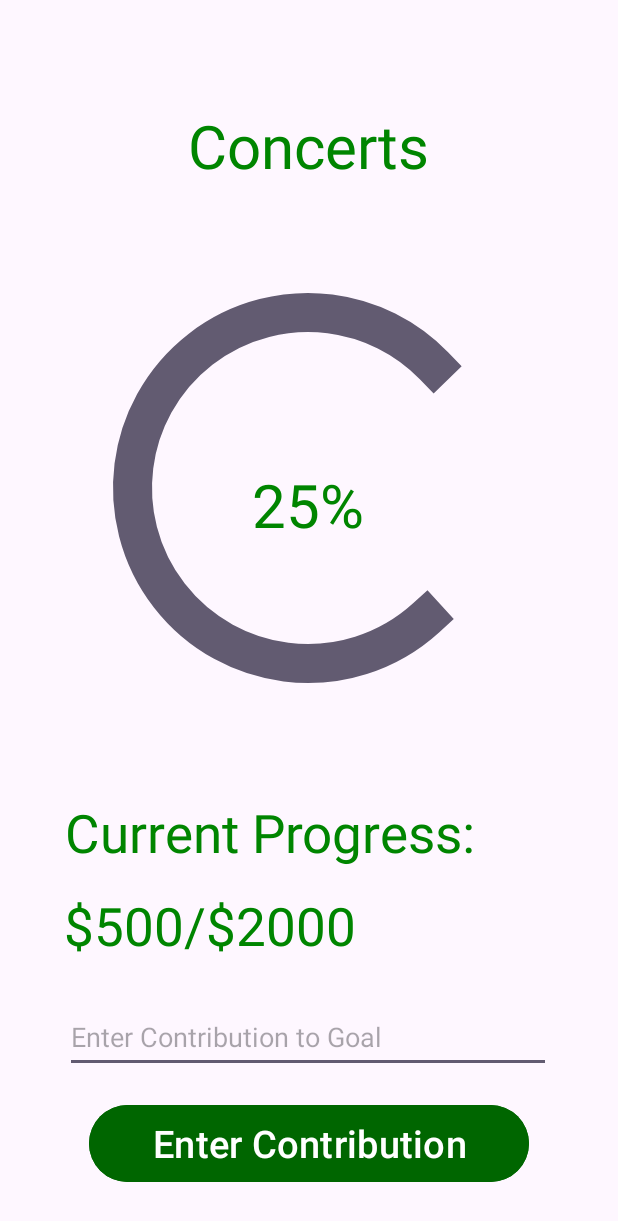
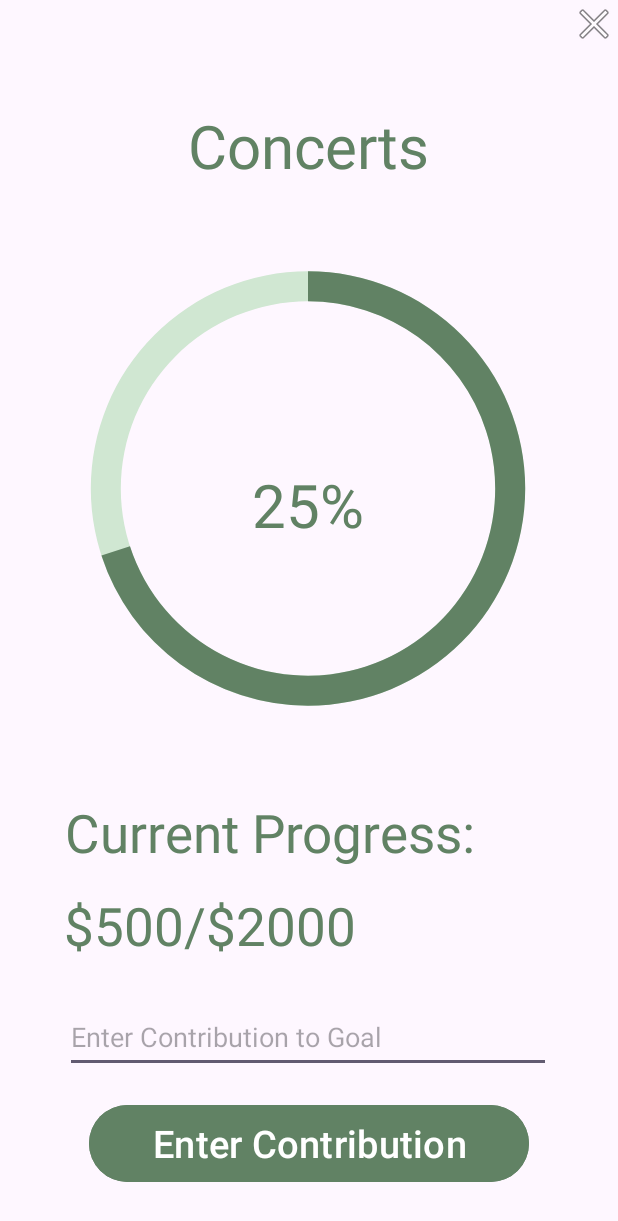
Before and after one commit to sshriyasingh/dollardash, an Android app: the layout activity_goal_overview.xml on its own in the app's theme, with its tools: preview values and no code run, on a phone screen of 412 x 824 dp. Shown: the top 1221 px of the screen. Run offline under Robolectric (Android 15) with nearby library versions, the phone set to English and light mode, and no system bars.

Commit message:
with firebase login working and circle completed

```diff
--- a/app/build.gradle.kts
+++ b/app/build.gradle.kts
@@ -1,6 +1,7 @@
 plugins {
     id("com.android.application")
     id("org.jetbrains.kotlin.android")
+    id("com.google.gms.google-services")
 }
 
 android {
@@ -42,7 +43,11 @@ dependencies {
     implementation("com.google.android.material:material:1.11.0")
     implementation("androidx.constraintlayout:constraintlayout:2.1.4")
     implementation ("com.google.android.gms:play-services-ads:23.0.0")
+    implementation("com.google.firebase:firebase-database-ktx:21.0.0")
+    implementation("com.google.firebase:firebase-auth-ktx:23.0.0")
     testImplementation("junit:junit:4.13.2")
     androidTestImplementation("androidx.test.ext:junit:1.1.5")
     androidTestImplementation("androidx.test.espresso:espresso-core:3.5.1")
+    implementation(platform("com.google.firebase:firebase-bom:33.0.0"))
+    implementation("com.google.firebase:firebase-analytics")
 }
--- a/app/src/main/AndroidManifest.xml
+++ b/app/src/main/AndroidManifest.xml
@@ -1,6 +1,8 @@
 <?xml version="1.0" encoding="utf-8"?>
 <manifest xmlns:android="http://schemas.android.com/apk/res/android"
     xmlns:tools="http://schemas.android.com/tools">
+    <uses-permission android:name="android.permission.INTERNET"/>
+    <uses-permission android:name="android.permission.ACCESS_NETWORK_STATE"/>
 
     <application
         android:allowBackup="true"
--- a/app/src/main/res/drawable/circle.xml
+++ b/app/src/main/res/drawable/circle.xml
@@ -1,20 +1,9 @@
 <?xml version="1.0" encoding="utf-8"?>
-<layer-list xmlns:android="http://schemas.android.com/apk/res/android">
-    <item>
-        <shape
-            android:shape="ring"
-            android:thicknessRatio="16"
-            android:useLevel="false">
-            <solid android:color="#DDD"/>
-        </shape>
-    </item>
-
-    <item>
-        <shape
-            android:shape="ring"
-            android:thicknessRatio="16"
-            android:useLevel="true">
-            <solid android:color="#268E50"/>
-        </shape>
-    </item>
-</layer-list>
+<shape
+    xmlns:android="http://schemas.android.com/apk/res/android"
+    android:innerRadiusRatio="2.5"
+    android:shape="ring"
+    android:thickness="20dp"
+    android:useLevel="false">
+    <solid android:color="#D0E7D2" />
+</shape>
--- /dev/null
+++ b/app/src/main/res/drawable/circular_progress.xml
@@ -0,0 +1,21 @@
+<?xml version="1.0" encoding="utf-8"?>
+<rotate
+    xmlns:android="http://schemas.android.com/apk/res/android"
+    android:fromDegrees="270"
+    android:toDegrees="270">
+    <!--styling the progress bar-->
+    <shape
+        android:innerRadiusRatio="2.5"
+        android:shape="ring"
+        android:thickness="20dp"
+        android:useLevel="true">
+        <gradient
+            android:angle="0"
+            android:endColor="#618264"
+            android:startColor="#618264"
+            android:type="sweep"
+            android:useLevel="false" />
+    </shape>
+
+
+</rotate>
--- a/app/src/main/res/layout/activity_goal_overview.xml
+++ b/app/src/main/res/layout/activity_goal_overview.xml
@@ -5,17 +5,20 @@
     android:layout_width="match_parent"
     android:layout_height="match_parent">
 
+
     <ProgressBar
         android:id="@+id/progressBar"
+        style="?android:attr/progressBarStyleHorizontal"
         android:layout_width="312dp"
         android:layout_height="326dp"
         android:layout_gravity="center_horizontal"
         android:progress="70"
-        android:progressDrawable="@drawable/circle"
+        android:indeterminate="false"
+        android:background="@drawable/circle"
+        android:progressDrawable="@drawable/circular_progress"
         tools:ignore="MissingConstraints"
         tools:layout_editor_absoluteX="48dp"
         tools:layout_editor_absoluteY="123dp"
-        tools:progress="1"
         app:layout_constraintBottom_toBottomOf="parent"
         app:layout_constraintEnd_toEndOf="parent"
         app:layout_constraintHorizontal_bias="0.494"
@@ -23,13 +26,14 @@
         app:layout_constraintTop_toTopOf="parent"
         app:layout_constraintVertical_bias="0.327"/>
 
+
     <TextView
         android:id="@+id/currPercentage"
         android:layout_width="wrap_content"
         android:layout_height="wrap_content"
         android:text="25%"
         android:textAlignment="center"
-        android:textColor="#008500"
+        android:textColor="#618264"
         android:textSize="40sp"
         app:layout_constraintBottom_toBottomOf="parent"
         app:layout_constraintEnd_toEndOf="parent"
@@ -39,13 +43,28 @@
         app:layout_constraintVertical_bias="0.402"
         tools:ignore="MissingConstraints" />
 
+
+    <ImageButton
+        android:id="@+id/closeButton"
+        android:layout_width="wrap_content"
+        android:layout_height="wrap_content"
+        android:background="@android:color/transparent"
+        android:src="@android:drawable/ic_menu_close_clear_cancel"
+        app:layout_constraintEnd_toEndOf="parent"
+        app:layout_constraintTop_toTopOf="parent"
+        app:layout_constraintRight_toRightOf="parent"
+        app:layout_constraintLeft_toLeftOf="parent"/>
+
+
+
+
     <TextView
         android:id="@+id/goalName"
         android:layout_width="wrap_content"
         android:layout_height="wrap_content"
         android:text="Concerts"
         android:textAlignment="center"
-        android:textColor="#008500"
+        android:textColor="#618264"
         android:textSize="40sp"
         app:layout_constraintBottom_toBottomOf="parent"
         app:layout_constraintEnd_toEndOf="parent"
@@ -55,12 +74,13 @@
         app:layout_constraintVertical_bias="0.091"
         tools:ignore="MissingConstraints" />
 
+
     <TextView
         android:layout_width="wrap_content"
         android:layout_height="wrap_content"
         android:text="Current Progress:"
         android:textAlignment="center"
-        android:textColor="#008500"
+        android:textColor="#618264"
         android:textSize="35sp"
         app:layout_constraintBottom_toBottomOf="parent"
         app:layout_constraintEnd_toEndOf="parent"
@@ -70,13 +90,14 @@
         app:layout_constraintVertical_bias="0.684"
         tools:ignore="MissingConstraints" />
 
+
     <TextView
         android:id="@+id/currContribution"
         android:layout_width="wrap_content"
         android:layout_height="wrap_content"
         android:text="$500/$2000"
         android:textAlignment="center"
-        android:textColor="#008500"
+        android:textColor="#618264"
         android:textSize="35sp"
         app:layout_constraintBottom_toBottomOf="parent"
         app:layout_constraintEnd_toEndOf="parent"
@@ -85,6 +106,7 @@
         app:layout_constraintTop_toTopOf="parent"
         app:layout_constraintVertical_bias="0.764"
         tools:ignore="MissingConstraints" />
+
 
     <EditText
         android:id="@+id/inputtedContribution"
@@ -100,11 +122,12 @@
         app:layout_constraintVertical_bias="0.86"
         tools:ignore="MissingConstraints" />
 
+
     <Button
         android:id="@+id/backToLoginButton"
         android:layout_width="293dp"
         android:layout_height="59dp"
-        android:backgroundTint="#006600"
+        android:backgroundTint="#618264"
         android:text="Enter Contribution"
         android:textSize="25sp"
         app:layout_constraintBottom_toBottomOf="parent"
--- a/build.gradle.kts
+++ b/build.gradle.kts
@@ -2,4 +2,5 @@
 plugins {
     id("com.android.application") version "8.2.2" apply false
     id("org.jetbrains.kotlin.android") version "1.9.22" apply false
+    id("com.google.gms.google-services") version "4.4.1" apply false
 }
```
Also changed, not shown: app/src/main/java/com/example/dollardash/GoalOverviewActivity.kt (added, +39 -0 lines), app/src/main/java/com/example/dollardash/MainActivity.kt (+47 -0 lines), app/src/main/res/layout/activity_create_account.xml (+18 -38 lines), 1 other file.
